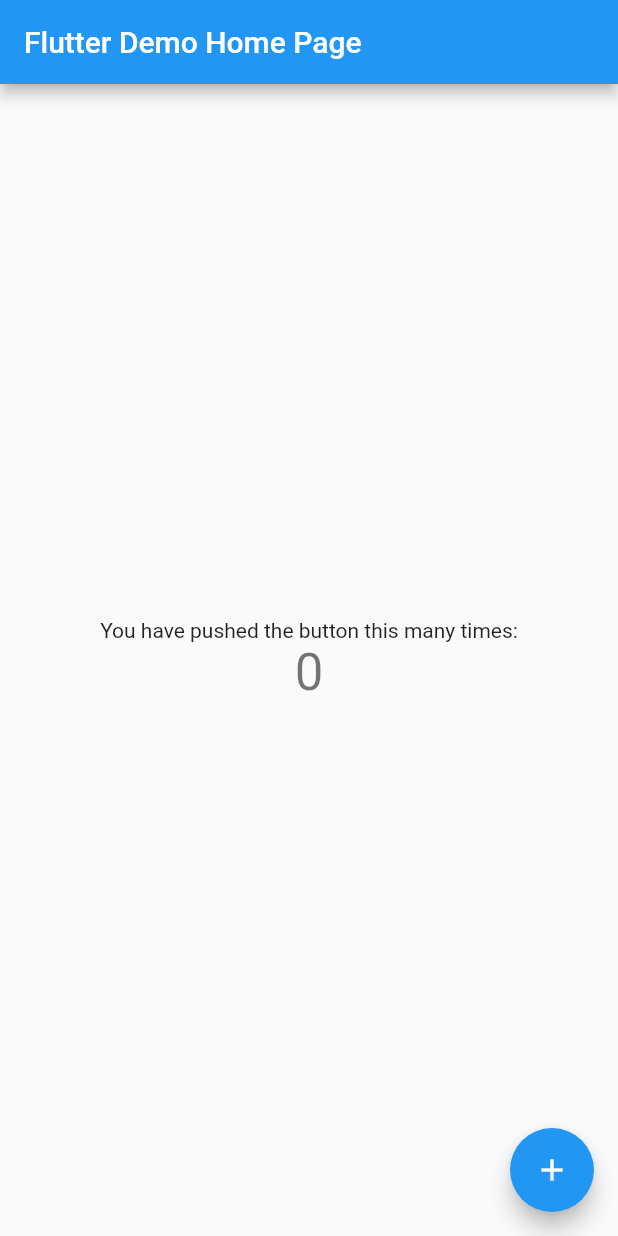
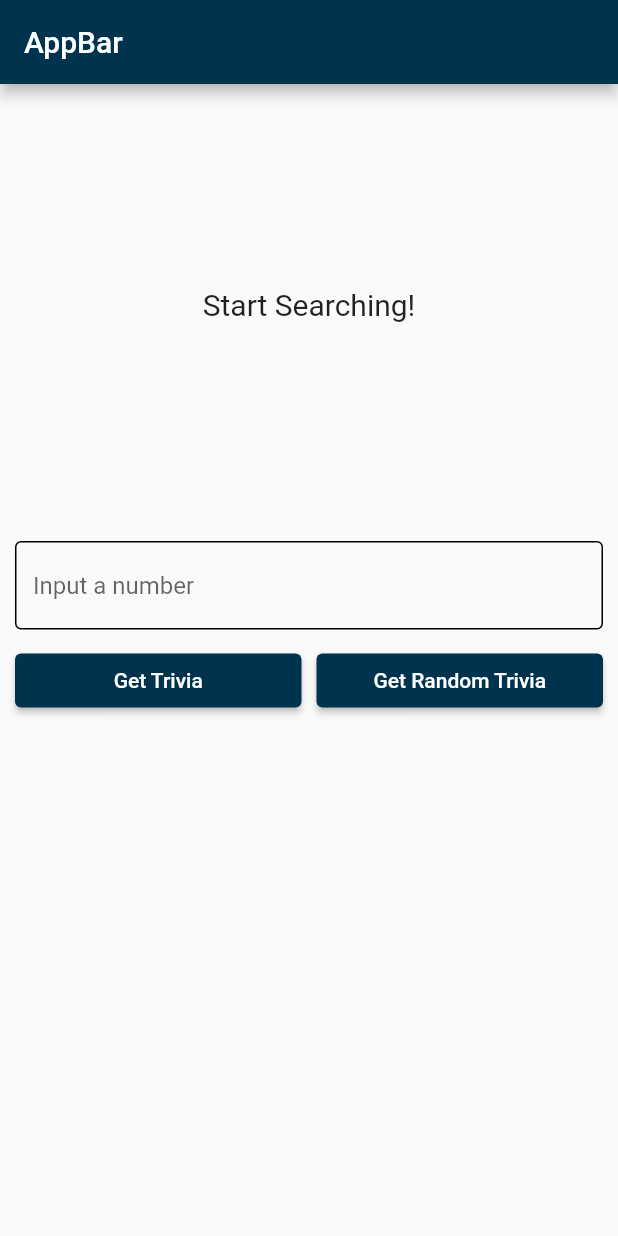
Before and after one commit to albrewot/number-trivia, a Flutter app: the screen it shows after launch, on a phone screen of 412 x 824 dp. Run offline on Flutter 3.47's test engine with Material 2 defaults, Android fonts, the phone set to English and light mode, and no system bars; our stand-ins replace bloc, dartz, equatable, flutter_bloc, get_it, internet_connection_checker and 1 more.

Commit message:
[FINISHED] clean arquitecture number trivia finished (UI)

```diff
--- /dev/null
+++ b/lib/features/number_trivia/presentation/pages/number_trivia_page.dart
@@ -0,0 +1,66 @@
+import 'package:cleancode/features/number_trivia/presentation/bloc/number_trivia_bloc.dart';
+import 'package:cleancode/features/number_trivia/presentation/widgets/trivia_controls.dart';
+import 'package:cleancode/features/number_trivia/presentation/widgets/widgets.dart';
+import 'package:cleancode/injector.dart';
+import 'package:flutter/material.dart';
+import 'package:flutter_bloc/flutter_bloc.dart';
+
+class NumberTriviaPage extends StatelessWidget {
+  const NumberTriviaPage({Key? key}) : super(key: key);
+
+  @override
+  Widget build(BuildContext context) {
+    return Scaffold(
+      appBar: _appBar(),
+      body: _body(context),
+    );
+  }
+
+  _body(BuildContext context) {
+    return SingleChildScrollView(
+      child: BlocProvider<NumberTriviaBloc>(
+        create: (context) => inj<NumberTriviaBloc>(),
+        child: Column(
+          children: [
+            _topHalf(context),
+            _bottomHalf(context),
+          ],
+        ),
+      ),
+    );
+  }
+
+  _topHalf(context) {
+    return Padding(
+      padding: const EdgeInsets.all(10),
+      child: BlocBuilder<NumberTriviaBloc, NumberTriviaState>(
+        builder: (context, state) {
+          if (state is NumberTriviaInitial) {
+            return const TriviaMessage(message: "Start Searching!");
+          } else if (state is ErrorTrivia) {
+            return TriviaMessage(message: state.message);
+          } else if (state is LoadingTrivia) {
+            return const LoadingWidget();
+          } else if (state is LoadedTrivia) {
+            return TriviaDisplay(trivia: state.trivia);
+          } else {
+            return const LoadingWidget();
+          }
+        },
+      ),
+    );
+  }
+
+  _bottomHalf(context) {
+    return const Padding(
+      padding: EdgeInsets.all(10),
+      child: TriviaControls(),
+    );
+  }
+
+  _appBar() {
+    return AppBar(
+      title: const Text("AppBar"),
+    );
+  }
+}
--- /dev/null
+++ b/lib/features/number_trivia/presentation/widgets/display/trivia_message.dart
@@ -0,0 +1,27 @@
+import 'package:flutter/material.dart';
+
+class TriviaMessage extends StatelessWidget {
+  final String message;
+  const TriviaMessage({
+    Key? key,
+    required this.message,
+  }) : super(key: key);
+
+  @override
+  Widget build(BuildContext context) {
+    return SizedBox(
+      height: MediaQuery.of(context).size.height / 3,
+      child: Center(
+        child: SingleChildScrollView(
+          child: Text(
+            message,
+            textAlign: TextAlign.center,
+            style: const TextStyle(
+              fontSize: 20,
+            ),
+          ),
+        ),
+      ),
+    );
+  }
+}
--- /dev/null
+++ b/lib/features/number_trivia/presentation/widgets/trivia_controls.dart
@@ -0,0 +1,78 @@
+import 'package:cleancode/features/number_trivia/presentation/bloc/number_trivia_bloc.dart';
+import 'package:flutter/material.dart';
+import 'package:flutter_bloc/flutter_bloc.dart';
+
+class TriviaControls extends StatefulWidget {
+  const TriviaControls({
+    Key? key,
+  }) : super(key: key);
+
+  @override
+  State<TriviaControls> createState() => _TriviaControlsState();
+}
+
+class _TriviaControlsState extends State<TriviaControls> {
+  String? inputStr;
+  TextEditingController inputController = TextEditingController();
+
+  void _dispatchRandomNumber() {
+    BlocProvider.of<NumberTriviaBloc>(context).add(
+      GetTriviaForRandomNumber(),
+    );
+  }
+
+  void _dispatchConcreteNumber() {
+    inputController.clear();
+    FocusScope.of(context).unfocus();
+    BlocProvider.of<NumberTriviaBloc>(context).add(
+      GetTriviaForConcreteNumber(inputStr!),
+    );
+    inputStr = "";
+  }
+
+  @override
+  Widget build(BuildContext context) {
+    return Column(
+      children: [
+        TextField(
+          controller: inputController,
+          onChanged: (value) {
+            setState(() {
+              inputStr = value;
+            });
+          },
+          onSubmitted: (_) => _dispatchConcreteNumber(),
+          decoration: InputDecoration(
+            enabledBorder: const OutlineInputBorder(),
+            border: OutlineInputBorder(
+              borderSide: BorderSide(
+                  width: 1,
+                  color: Theme.of(context).colorScheme.primaryVariant),
+            ),
+            hintText: "Input a number",
+          ),
+          keyboardType: TextInputType.number,
+        ),
+        const SizedBox(height: 10),
+        Row(
+          mainAxisAlignment: MainAxisAlignment.center,
+          children: [
+            Expanded(
+              child: ElevatedButton(
+                onPressed: _dispatchConcreteNumber,
+                child: const Text("Get Trivia"),
+              ),
+            ),
+            const SizedBox(width: 10),
+            Expanded(
+              child: ElevatedButton(
+                onPressed: _dispatchRandomNumber,
+                child: const Text("Get Random Trivia"),
+              ),
+            ),
+          ],
+        )
+      ],
+    );
+  }
+}
--- /dev/null
+++ b/lib/features/number_trivia/presentation/widgets/widgets.dart
@@ -0,0 +1,3 @@
+export 'display/loading_widget.dart';
+export 'display/trivia_display.dart';
+export 'display/trivia_message.dart';
--- a/lib/main.dart
+++ b/lib/main.dart
@@ -1,66 +1,55 @@
+import 'package:cleancode/features/number_trivia/presentation/pages/number_trivia_page.dart';
+import 'package:cleancode/injector.dart';
 import 'package:flutter/material.dart';
 
-void main() {
+void main() async {
+  WidgetsFlutterBinding.ensureInitialized();
+  await initDependencies();
   runApp(const MyApp());
 }
 
 class MyApp extends StatelessWidget {
   const MyApp({Key? key}) : super(key: key);
 
-  // This widget is the root of your application.
   @override
   Widget build(BuildContext context) {
     return MaterialApp(
-      title: 'Flutter Demo',
+      title: 'Material App',
+      home: const NumberTriviaPage(),
+      themeMode: ThemeMode.dark,
       theme: ThemeData(
-        primarySwatch: Colors.blue,
-      ),
-      home: const MyHomePage(title: 'Flutter Demo Home Page'),
-    );
-  }
-}
-
-class MyHomePage extends StatefulWidget {
-  const MyHomePage({Key? key, required this.title}) : super(key: key);
-  final String title;
-
-  @override
-  State<MyHomePage> createState() => _MyHomePageState();
-}
-
-class _MyHomePageState extends State<MyHomePage> {
-  int _counter = 0;
-
-  void _incrementCounter() {
-    setState(() {
-      _counter++;
-    });
-  }
-
-  @override
-  Widget build(BuildContext context) {
-    return Scaffold(
-      appBar: AppBar(
-        title: Text(widget.title),
-      ),
-      body: Center(
-        child: Column(
-          mainAxisAlignment: MainAxisAlignment.center,
-          children: <Widget>[
-            const Text(
-              'You have pushed the button this many times:',
-            ),
-            Text(
-              '$_counter',
-              style: Theme.of(context).textTheme.headline4,
-            ),
-          ],
+        colorScheme: const ColorScheme(
+          primary: Color(0xFF00334e),
+          primaryVariant: Color(0xFF145374),
+          secondary: Color(0xFF5588a3),
+          secondaryVariant: Color(0xFF73C1EB),
+          surface: Color(0xFFe8e8e8),
+          background: Color(0xFFe8e8e8),
+          error: Colors.red,
+          onPrimary: Colors.white,
+          onSecondary: Colors.white,
+          onSurface: Colors.black,
+          onBackground: Colors.black,
+          onError: Colors.white,
+          brightness: Brightness.light,
         ),
       ),
-      floatingActionButton: FloatingActionButton(
-        onPressed: _incrementCounter,
-        tooltip: 'Increment',
-        child: const Icon(Icons.add),
+      darkTheme: ThemeData(
+        colorScheme: const ColorScheme(
+          primary: Color(0xFF00334e),
+          primaryVariant: Color(0xFF145374),
+          secondary: Color(0xFF5588a3),
+          secondaryVariant: Color(0xFF73C1EB),
+          surface: Color(0xFF28292B),
+          background: Color(0xFF202124),
+          error: Colors.red,
+          onPrimary: Colors.white,
+          onSecondary: Colors.white,
+          onSurface: Colors.white,
+          onBackground: Colors.white,
+          onError: Colors.white,
+          brightness: Brightness.light,
+        ),
       ),
     );
   }
```
Also changed, not shown: lib/features/number_trivia/presentation/widgets/display/loading_widget.dart (added, +15 -0 lines), lib/features/number_trivia/presentation/widgets/display/trivia_display.dart (added, +42 -0 lines), lib/injector.dart (added, +82 -0 lines).
